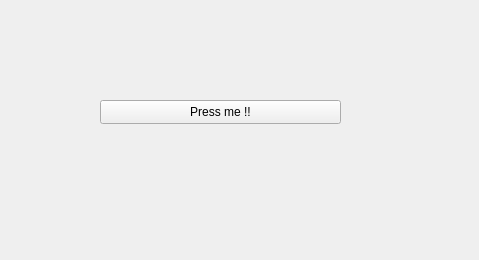
JoanaCatarino/tests-rbpi, file form.ui: the form before one commit.
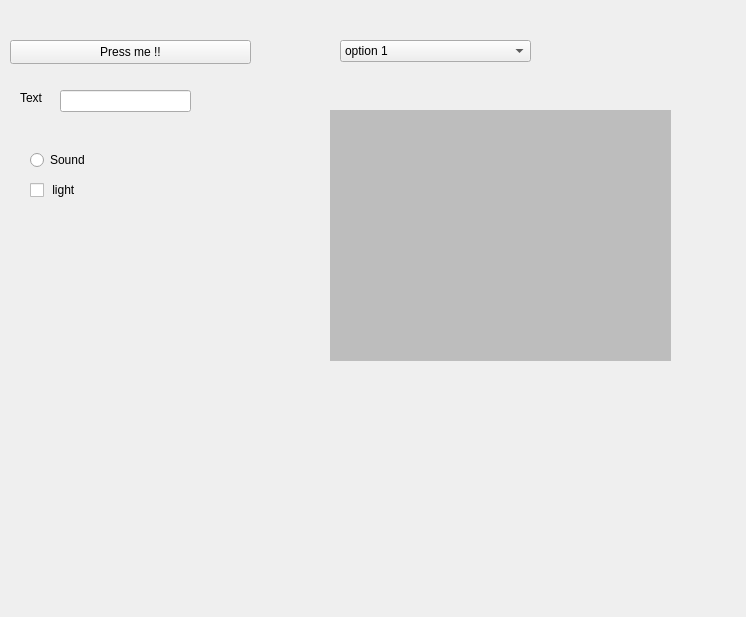
The form after the commit.

```diff
--- a/form.ui
+++ b/form.ui
@@ -6,8 +6,8 @@
    <rect>
     <x>0</x>
     <y>0</y>
-    <width>479</width>
-    <height>260</height>
+    <width>746</width>
+    <height>617</height>
    </rect>
   </property>
   <property name="windowTitle">
@@ -16,8 +16,8 @@
   <widget class="QPushButton" name="pushButton">
    <property name="geometry">
     <rect>
-     <x>100</x>
-     <y>100</y>
+     <x>10</x>
+     <y>40</y>
      <width>241</width>
      <height>24</height>
     </rect>
@@ -26,6 +26,94 @@
     <string>Press me !!</string>
    </property>
   </widget>
+  <widget class="QLabel" name="label">
+   <property name="geometry">
+    <rect>
+     <x>20</x>
+     <y>90</y>
+     <width>31</width>
+     <height>16</height>
+    </rect>
+   </property>
+   <property name="text">
+    <string>Text</string>
+   </property>
+  </widget>
+  <widget class="QLineEdit" name="lineEdit">
+   <property name="geometry">
+    <rect>
+     <x>60</x>
+     <y>90</y>
+     <width>131</width>
+     <height>22</height>
+    </rect>
+   </property>
+  </widget>
+  <widget class="QRadioButton" name="radioButton">
+   <property name="geometry">
+    <rect>
+     <x>30</x>
+     <y>150</y>
+     <width>89</width>
+     <height>20</height>
+    </rect>
+   </property>
+   <property name="text">
+    <string>Sound </string>
+   </property>
+  </widget>
+  <widget class="QCheckBox" name="checkBox">
+   <property name="geometry">
+    <rect>
+     <x>30</x>
+     <y>180</y>
+     <width>76</width>
+     <height>20</height>
+    </rect>
+   </property>
+   <property name="text">
+    <string> light</string>
+   </property>
+  </widget>
+  <widget class="QComboBox" name="comboBox">
+   <property name="geometry">
+    <rect>
+     <x>340</x>
+     <y>40</y>
+     <width>191</width>
+     <height>22</height>
+    </rect>
+   </property>
+   <item>
+    <property name="text">
+     <string>option 1</string>
+    </property>
+   </item>
+   <item>
+    <property name="text">
+     <string>option 2</string>
+    </property>
+   </item>
+   <item>
+    <property name="text">
+     <string>option 3</string>
+    </property>
+   </item>
+  </widget>
+  <widget class="QWidget" name="widget" native="true">
+   <property name="geometry">
+    <rect>
+     <x>330</x>
+     <y>110</y>
+     <width>341</width>
+     <height>251</height>
+    </rect>
+   </property>
+   <property name="styleSheet">
+    <string notr="true">
+background-color: rgb(189, 189, 189);</string>
+   </property>
+  </widget>
  </widget>
  <resources/>
  <connections/>
```
